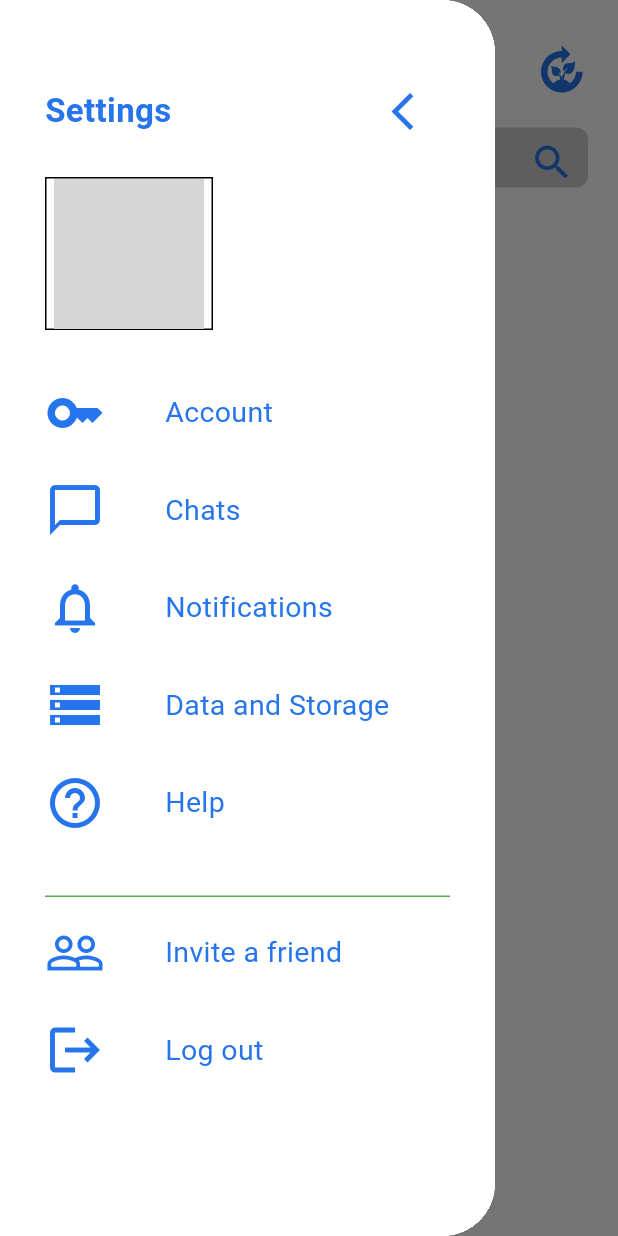
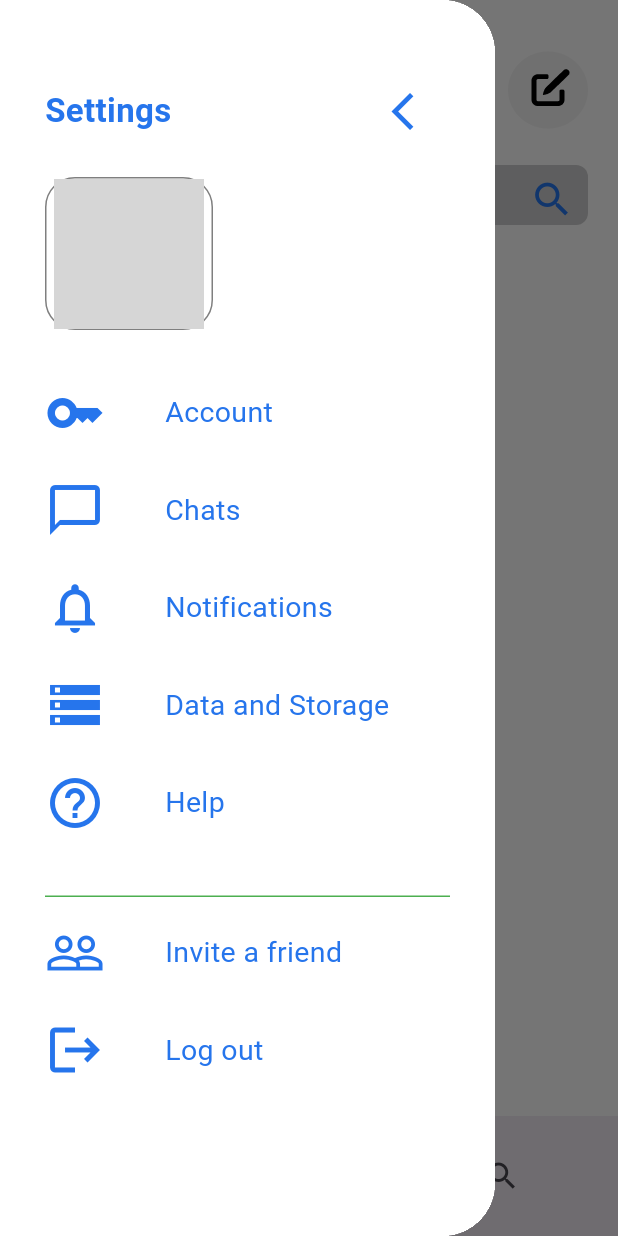
Before and after one commit to Tsogbadrakh-G/Language-exchange-app, a Flutter app: the Home screen opened directly, with the side drawer open, on a phone screen of 412 x 824 dp. Run offline on Flutter 3.47's test engine with Material 2 defaults, Android fonts, the phone set to English and light mode, and no system bars; our stand-ins replace cached_network_image, cloud_firestore, dio, dropdown_button2, firebase_auth, firebase_core and 11 more; missing offline and left inert: agora_rtc_engine; accounts and stored records are empty; network calls fail; Roboto replaces fonts that are missing (Gilroy, SF Pro Text); grey boxes are pictures that could not be loaded.

Commit message:
local image

```diff
--- a/degree/lib/pages/home.dart
+++ b/degree/lib/pages/home.dart
@@ -6,12 +6,13 @@ import 'package:degree/pages/login.dart';
 import 'package:degree/service/Controller.dart';
 import 'package:firebase_auth/firebase_auth.dart';
 import 'package:flutter/material.dart';
+import 'package:flutter_cache_manager/flutter_cache_manager.dart';
 import 'package:get/get.dart';
 import 'package:image_picker/image_picker.dart';
 import 'package:permission_handler/permission_handler.dart';
 import 'chatpage.dart';
 import '../service/database.dart';
-
+import 'package:cached_network_image/cached_network_image.dart';
 import 'package:firebase_storage/firebase_storage.dart';
 
 class Home extends StatefulWidget {
@@ -93,8 +94,12 @@ class _HomeState extends State<Home> {
       // TextField is currently active (has focus)
 
       search = true;
+      print('active textfield search: $search');
       setState(() {});
     } else {
+      search = false;
+      print('inactive textfield search: $search');
+      setState(() {});
       // TextField is currently inactive (doesn't have focus)
     }
   }
@@ -198,6 +203,7 @@ class _HomeState extends State<Home> {
     }
 
     myProfilePic = await referenceImageToUpload.getDownloadURL();
+    await DefaultCacheManager().emptyCache();
     print('uploaded its url :$myProfilePic, userid: $myId');
     setState(() {});
     updateUser();
@@ -216,7 +222,7 @@ class _HomeState extends State<Home> {
   }
 
   Widget DrawerBuilder(String name) {
-    // print('my profile: $myProfilePic');
+    print('my profile in drawer: $myProfilePic');
     return Drawer(
       width: 330,
       elevation: 30,
@@ -252,16 +258,6 @@ class _HomeState extends State<Home> {
                           ),
                           textAlign: TextAlign.center,
                         ),
-                        // IconButton(
-                        //   onPressed: () {
-                        //     Navigator.pop(context);
-                        //   },
-                        //   icon: Icon(
-                        //     Icons.settings_accessibility_outlined,
-                        //     color: Color(0xff2675ec),
-                        //     size: 30,
-                        //   ),
-                        // ),
                         IconButton(
                           onPressed: () {
                             Navigator.pop(context);
@@ -280,7 +276,11 @@ class _HomeState extends State<Home> {
                     Row(
                       children: [
                         Container(
-                          decoration: BoxDecoration(border: Border.all()),
+                          decoration: BoxDecoration(
+                              borderRadius:
+                                  BorderRadius.all(Radius.circular(20)),
+                              border: Border.all(
+                                  color: Colors.black.withOpacity(0.5))),
                           padding: EdgeInsets.symmetric(horizontal: 5),
                           child: Stack(
                             children: [
@@ -289,25 +289,27 @@ class _HomeState extends State<Home> {
                                   : GestureDetector(
                                       onDoubleTap: selectedImage,
                                       child: ClipRRect(
-                                          borderRadius:
-                                              BorderRadius.circular(20),
-                                          child: Image.network(
+                                        borderRadius: BorderRadius.circular(20),
+                                        child: Image(
+                                          image: NetworkImage(
                                             myProfilePic!,
+                                          ),
                                           height: 100,
                                           width: 100,
                                           fit: BoxFit.cover,
-                                          )),
                                         ),
-                              Positioned.fill(
-                                bottom: -80,
-                                right: -90,
-                                child: IconButton(
-                                    onPressed: () {},
-                                    icon: Icon(
-                                      Icons.camera_alt,
-                                      size: 40,
-                                    )),
                                       ),
+                                    ),
+                              // Positioned.fill(
+                              //   bottom: -80,
+                              //   right: -90,
+                              //   child: IconButton(
+                              //       onPressed: () {},
+                              //       icon: Icon(
+                              //         Icons.add_a_photo,
+                              //         size: 40,
+                              //       )),
+                              // ),
                             ],
                           ),
                         ),
@@ -343,7 +345,8 @@ class _HomeState extends State<Home> {
                               height: 30 / 23,
                             ),
                             textAlign: TextAlign.left,
-                        )),
+                          ),
+                        ),
                       ],
                     ),
                     const SizedBox(
@@ -405,14 +408,97 @@ class _HomeState extends State<Home> {
 
   final GlobalKey<ScaffoldState> _globalKey = GlobalKey();
 
+  PreferredSizeWidget HomeAppbar() {
+    return AppBar(
+      elevation: 0.5,
+      automaticallyImplyLeading: false,
+      toolbarHeight: 90,
+      backgroundColor: Colors.white,
+      flexibleSpace: SafeArea(
+        child: Container(
+          decoration: BoxDecoration(
+              // border: Border(
+              //     bottom: BorderSide(
+              //   color: Colors.black,
+              // )),
+              ),
+          padding: const EdgeInsets.only(
+              left: 20.0, right: 20.0, top: 20.0, bottom: 10.0),
+          child: Column(
+            children: [
+              Row(
+                crossAxisAlignment: CrossAxisAlignment.center,
+                mainAxisAlignment: MainAxisAlignment.spaceBetween,
+                children: [
+                  Container(
+                    padding: EdgeInsets.all(2),
+                    decoration: BoxDecoration(
+                        borderRadius: BorderRadius.all(Radius.circular(30)),
+                        color: Color.fromARGB(255, 218, 216, 215)
+                            .withOpacity(0.3)),
+                    child: IconButton(
+                        onPressed: () {
+                          _globalKey.currentState!.openDrawer();
+                        },
+                        icon: Icon(
+                          Icons.menu,
+                          size: 40,
+                          color: Colors.black.withOpacity(0.8),
+                        )),
+                  ),
+                  Text(
+                    "ChatUp",
+                    style: TextStyle(
+                        color: Color(0Xff2675EC),
+                        fontSize: 22.0,
+                        fontWeight: FontWeight.bold),
+                  ),
+                  Image.asset(
+                    'assets/images/img_new_chat.png',
+                    scale: 1.5,
+                  )
+                ],
+              ),
+
+              //Expanded(child: SingleChildScrollView(child: Column(ch),))
+            ],
+          ),
+        ),
+      ),
+    );
+  }
+
   @override
   Widget build(BuildContext context) {
-    print('build home');
-    // textEditingController.clear();
+    print('build home ');
+
     return Scaffold(
       key: _globalKey,
-      drawer: DrawerBuilder(myName ?? ''),
+      //appBar: HomeAppbar(),
+      drawer: DrawerBuilder(myName ?? _dataController.myname),
       body: PageViewItem(),
+      bottomNavigationBar: BottomAppBar(
+        child: Row(
+          mainAxisAlignment: MainAxisAlignment.spaceAround,
+          children: [
+            IconButton(
+              icon: Icon(
+                Icons.home,
+                size: 45,
+              ),
+              onPressed: () {},
+            ),
+            IconButton(
+              icon: Icon(Icons.menu),
+              onPressed: () {},
+            ),
+            IconButton(
+              icon: Icon(Icons.search),
+              onPressed: () {},
+            ),
+          ],
+        ),
+      ),
     );
   }
 
@@ -422,7 +508,6 @@ class _HomeState extends State<Home> {
       child: GestureDetector(
         onTap: () {
           if (_focusNode.hasFocus) {
-            print('object');
             FocusScope.of(context).requestFocus(FocusNode());
             textEditingController.clear();
             search = false;
@@ -445,15 +530,21 @@ class _HomeState extends State<Home> {
                   crossAxisAlignment: CrossAxisAlignment.center,
                   mainAxisAlignment: MainAxisAlignment.spaceBetween,
                   children: [
-                    GestureDetector(
-                      onTap: () {
+                    Container(
+                      padding: EdgeInsets.all(2),
+                      decoration: BoxDecoration(
+                          borderRadius: BorderRadius.all(Radius.circular(30)),
+                          color: Color.fromARGB(255, 218, 216, 215)
+                              .withOpacity(0.3)),
+                      child: IconButton(
+                          onPressed: () {
                             _globalKey.currentState!.openDrawer();
                           },
-                      child: Image.asset(
-                        'assets/images/img_menu.png',
-                        width: 25,
-                        height: 25,
-                      ),
+                          icon: Icon(
+                            Icons.menu,
+                            size: 40,
+                            color: Colors.black.withOpacity(0.8),
+                          )),
                     ),
                     Text(
                       "ChatUp",
@@ -462,11 +553,10 @@ class _HomeState extends State<Home> {
                           fontSize: 22.0,
                           fontWeight: FontWeight.bold),
                     ),
-                    Icon(
-                      size: 35,
-                      Icons.compost,
-                      color: Color(0Xff2675EC),
-                    ),
+                    Image.asset(
+                      'assets/images/img_new_chat.png',
+                      scale: 1.5,
+                    )
                   ],
                 ),
 
@@ -507,10 +597,13 @@ class _HomeState extends State<Home> {
                               ? GestureDetector(
                                   onTap: () {
                                     textEditingController.clear();
-                                    _focusNode.unfocus();
+                                    FocusScope.of(context)
+                                        .requestFocus(FocusNode());
+
                                     search = false;
-                                    queryResultSet = [];
+                                    //  queryResultSet = [];
                                     tempSearchStore = [];
+                                    print('search');
 
                                     setState(() {});
                                   },
@@ -523,6 +616,7 @@ class _HomeState extends State<Home> {
                                   onTap: () {
                                     search = true;
                                     _focusNode.requestFocus();
+                                    print('not search');
                                     setState(() {});
                                   },
                                   child: Icon(
@@ -713,7 +807,13 @@ class _ChatRoomListTileState extends State<ChatRoomListTile> {
                 children: [
                   profilePicUrl == ""
                       ? CircularProgressIndicator()
-                      : ClipRRect(
+                      : Container(
+                          decoration: BoxDecoration(
+                              border: Border.all(
+                                  color: Colors.black.withOpacity(0.5)),
+                              borderRadius:
+                                  BorderRadius.all(Radius.circular(20))),
+                          child: ClipRRect(
                               borderRadius: BorderRadius.circular(20),
                               child: Image.network(
                                 profilePicUrl,
@@ -721,6 +821,7 @@ class _ChatRoomListTileState extends State<ChatRoomListTile> {
                                 width: 70,
                                 fit: BoxFit.cover,
                               )),
+                        ),
                   SizedBox(
                     width: 10.0,
                   ),
--- a/degree/lib/pages/register.dart
+++ b/degree/lib/pages/register.dart
@@ -7,7 +7,6 @@ import 'package:flutter/material.dart';
 import 'package:get/get.dart';
 import 'home.dart';
 import '../service/database.dart';
-import '../service/shared_pref.dart';
 import 'package:random_string/random_string.dart';
 
 class Register extends StatefulWidget {
--- a/degree/lib/service/database.dart
+++ b/degree/lib/service/database.dart
@@ -1,10 +1,7 @@
 import 'dart:developer';
-
 import 'package:cloud_firestore/cloud_firestore.dart';
 import 'package:degree/service/Controller.dart';
 import 'package:get/get.dart';
-
-import 'shared_pref.dart';
 
 class DatabaseMethods {
   DataController _dataController = Get.find();
--- a/degree/pubspec.yaml
+++ b/degree/pubspec.yaml
@@ -60,6 +60,7 @@ dependencies:
   firebase_storage: ^11.2.8
   flutter_local_notifications: ^16.1.0
   hive: ^2.2.3
+  flutter_cache_manager: ^3.3.1
 
 
 
```
Also changed, not shown: degree/lib/pages/chatpage.dart (+9 -16 lines), degree/assets/images/img_new_chat.png (added), degree/pubspec.lock, 1 other file. Lines whose indentation alone changed are shown as unchanged.
